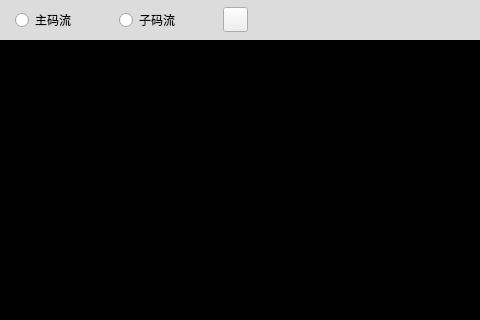
Qt form InterfacialDesign/Preview/previewform.ui (xb985547608/VIDICON) before a commit; both pictures show x 0 to 480 and y 0 to 320 of the 764 by 487 pixel window.
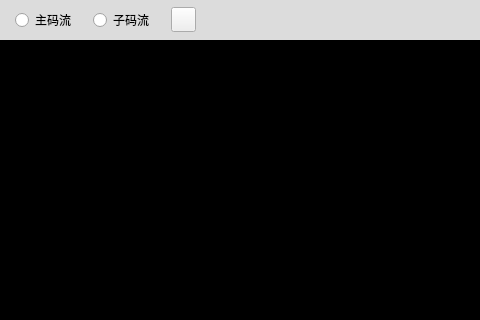
The same form after that commit. Icons and pictures are not drawn.

```diff
--- a/InterfacialDesign/Preview/previewform.ui
+++ b/InterfacialDesign/Preview/previewform.ui
@@ -74,7 +74,7 @@
        <widget class="QRadioButton" name="mainStream">
         <property name="minimumSize">
          <size>
-          <width>91</width>
+          <width>65</width>
           <height>18</height>
          </size>
         </property>
@@ -93,7 +93,7 @@
        <widget class="QRadioButton" name="subStream">
         <property name="minimumSize">
          <size>
-          <width>91</width>
+          <width>65</width>
           <height>18</height>
          </size>
         </property>
```
